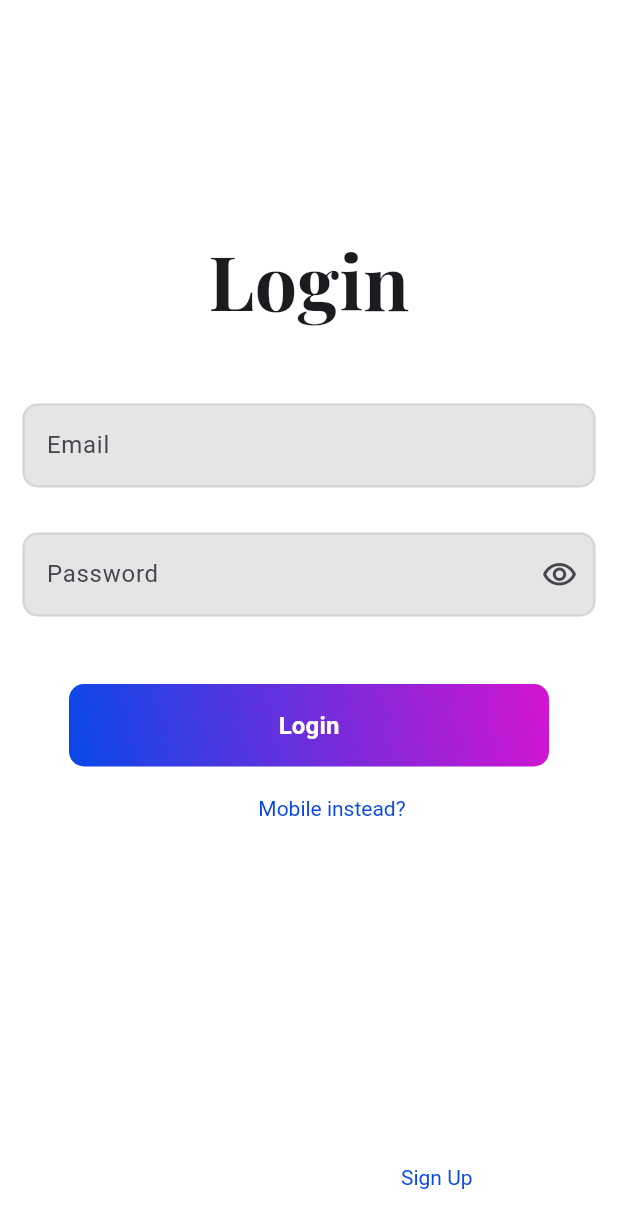
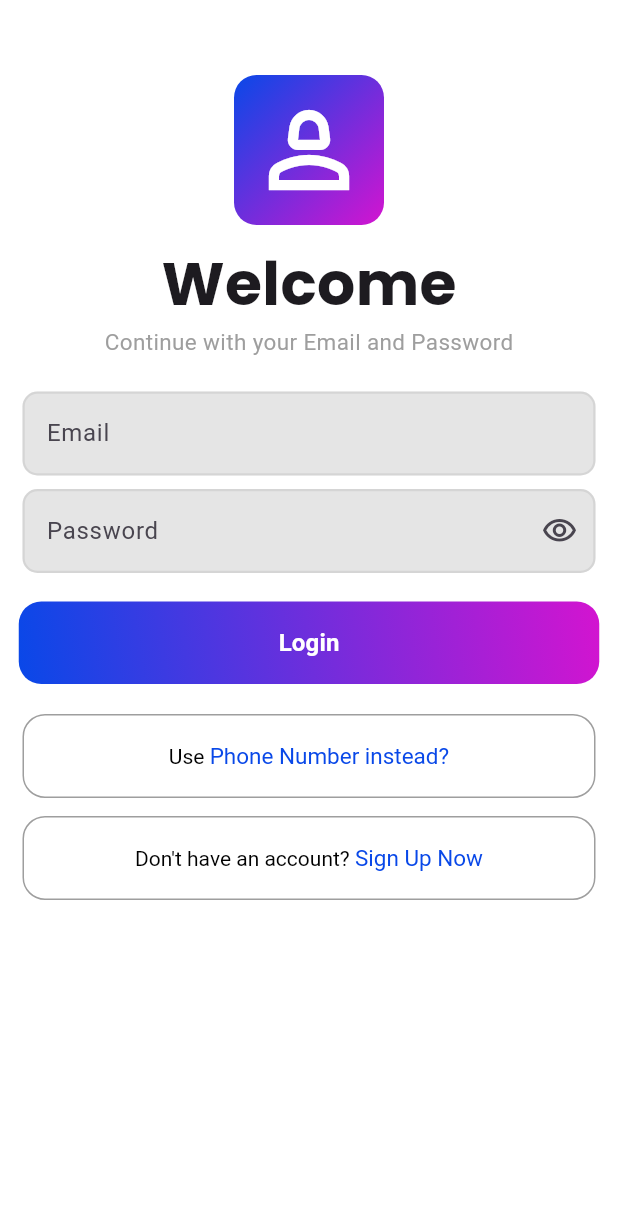
Before and after one commit to Shiva-Shankar-Dev/buy_app, a Flutter app: the screen it shows after launch, on a phone screen of 412 x 824 dp. Shown: the top 1228 px of the screen. Run offline on Flutter 3.47's test engine with Material 3 defaults, Android fonts, the light colour scheme and no system bars; drawn by our look-alikes of flutter_animate; our stand-ins replace animated_splash_screen, carousel_slider, cloud_firestore, file_picker, firebase_auth, firebase_core and 2 more; accounts and stored records are empty.

Commit message:
UI Changes and other minor corrections

```diff
--- a/lib/main.dart
+++ b/lib/main.dart
@@ -1,5 +1,6 @@
 import 'package:buy_app/animated_splash_screen_widget.dart';
 import 'package:buy_app/colorPallete/color_pallete.dart';
+import 'package:buy_app/index.dart';
 import 'package:buy_app/screens/address/account_page.dart';
 import 'package:buy_app/screens/address/add_new_address.dart';
 import 'package:buy_app/screens/add_page.dart';
@@ -61,7 +62,7 @@ class MyApp extends StatelessWidget {
         '/': (context) => AnimatedSplashScreenWidget(),
         '/login': (context) => LoginPage(),
         '/signup': (context) => SignUpPage(),
-        '/home': (context) => HomePage(),
+        '/home': (context) => Index(),
         '/mobile': (context) => MobileLoginPage(),
         '/cart': (context) => CartPage(),
         '/add': (context) => AddPage(),
--- a/lib/screens/auth/login_page.dart
+++ b/lib/screens/auth/login_page.dart
@@ -7,6 +7,8 @@ import 'package:flutter/material.dart';
 import 'package:flutter_animate/flutter_animate.dart';
 
 class LoginPage extends StatefulWidget {
+  const LoginPage({super.key});
+
   @override
   State<LoginPage> createState() => _LoginPage();
 }
@@ -16,7 +18,8 @@ class _LoginPage extends State<LoginPage> {
   final emailController = TextEditingController();
   final passwordController = TextEditingController();
   final AuthService _authService = AuthService();
-  void loginhandle() async {
+
+  void loginHandle() async {
     debugPrint("Password: ${passwordController.text}");
     String? result = await _authService.signInUser(
       email: emailController.text,
@@ -41,36 +44,61 @@ class _LoginPage extends State<LoginPage> {
   @override
   Widget build(BuildContext context) {
     return Scaffold(
+      appBar: AppBar(toolbarHeight: 0, backgroundColor: Colors.white,),
       body: SingleChildScrollView(
+        child: Padding(
+          padding: const EdgeInsets.only(left: 5.0, right: 5.0, top: 50.0, bottom: 10.0),
           child: Column(
-          mainAxisSize: MainAxisSize.min,
-          crossAxisAlignment: CrossAxisAlignment.start,
-          mainAxisAlignment: MainAxisAlignment.start,
-          spacing: 30,
             children: [
               Container(
-              margin: EdgeInsets.fromLTRB(0, 150, 0, 100),
-              child: Column(
+                decoration: BoxDecoration(
+                  gradient: LinearGradient(
+                      begin: Alignment.topLeft,
+                      end: Alignment.bottomRight,
+                      colors: [
+                        colorPallete.color1,
+                        colorPallete.color2,
+                      ]
+                  ),
+                  color: Colors.grey.shade200,
+                  borderRadius: BorderRadius.circular(15),
+                ),
+                child: Padding(
+                  padding: const EdgeInsets.all(10.0),
+                  child: Icon(Icons.person_2_outlined, size: 80, color: Colors.white,),
+                ),
+              ),
+              SizedBox(height: 10,),
+              Column(
                 children: [
-                  Text('Login',
-                        style: TextStyle(
-                          fontSize: 50,
+                  Text('Welcome', style: TextStyle(
+                      fontSize: 40,
                       fontWeight: FontWeight.bold,
-                          fontFamily: 'PlayfairDisplay',
+                      fontFamily: "Poppins"
                     ),
-                        textAlign: TextAlign.left,
-                      )
-                      .animate()
-                      .slideY(
+                  ).animate().slideY(
                     begin: 0.5,
                     duration: Duration(milliseconds: 500),
-                      )
-                      .then()
-                      .fadeIn(duration: Duration(milliseconds: 1500)),
-                  SizedBox(height: 32),
+                  ).then().fadeIn(
+                     duration: Duration(milliseconds: 1500)
+                  ),
+                  Text('Continue with your Email and Password', style: TextStyle(
+                      fontSize: 15,
+                      color: Colors.grey
+                  ),
+                  ).animate().slideY(
+                    begin: 0.5,
+                    duration: Duration(milliseconds: 500),
+                  ).then().fadeIn(
+                      duration: Duration(milliseconds: 1500)
+                  ),
+                ],
+              ),
+              SizedBox(height: 20.0,),
               Form(
                 key: _formKey,
                 child: Column(
+                  spacing: 3,
                   children: [
                     AuthTextField(
                       hintText: 'Email',
@@ -80,74 +108,74 @@ class _LoginPage extends State<LoginPage> {
                       passwordController: passwordController,
                     ),
                     SizedBox(height: 10),
-                            /*Row(
-                          children: [
-                            Checkbox(value: true, onChanged: (value) {}),
-                            Text('Remeber Me'),
-                          ],
-                        ),*/
-                            SizedBox(height: 20),
                     AuthButton(
                       hintText: 'Login',
                       onPressed: () {
                         FadeEffect(
                           duration: Duration(milliseconds: 500),
                         );
-                                loginhandle();
+                        loginHandle();
                       },
                     ),
                   ],
                 ),
-                      )
-                      .animate()
-                      .fadeIn(duration: Duration(milliseconds: 1000))
-                      .then(),
-                  SizedBox(height: 10),
-                  SizedBox(height: 10),
-                  RichText(
+              ).animate().fadeIn(
+                  duration: Duration(milliseconds: 1000)
+              ).then(),
+              SizedBox(height: 20,),
+              Container(
+                width: MediaQuery.of(context).size.width - 30,
+                height: 56,
+                decoration: BoxDecoration(
+                  border: Border.all(color: Colors.grey),
+                  borderRadius: BorderRadius.circular(15)
+                ),
+                child: Center(
+                  child: RichText(
                     text: TextSpan(
                       text: 'Use ',
+                      style: TextStyle(color: Colors.black),
                       children: [
                         TextSpan(
-                          text: 'Mobile instead?',
-                          style: TextStyle(color: colorPallete.color1),
-                          recognizer: TapGestureRecognizer()
-                            ..onTap = () {
+                          text: 'Phone Number instead?',
+                          style: TextStyle(color: colorPallete.color1, fontSize: 15),
+                          recognizer: TapGestureRecognizer()..onTap = () {
                               Navigator.pushNamed(context, '/mobile');
                             },
                         ),
                       ],
                     ),
                   ),
-                  SizedBox(height: 0),
-                ],
                 ),
               ),
-
+              SizedBox(height: 12,),
               Container(
-              margin: EdgeInsets.only(top: 100),
-              child: Row(
-                mainAxisAlignment: MainAxisAlignment.center,
-                children: [
-                  RichText(
+                width: MediaQuery.of(context).size.width - 30,
+                height: 56,
+                decoration: BoxDecoration(
+                    border: Border.all(color: Colors.grey),
+                    borderRadius: BorderRadius.circular(15)
+                ),
+                child: Center(
+                  child: RichText(
                     text: TextSpan(
                       text: 'Don\'t have an account? ',
+                      style: TextStyle(color: Colors.black),
                       children: [
                         TextSpan(
-                          text: 'Sign Up',
-                          style: TextStyle(color: colorPallete.color1),
-                          recognizer: TapGestureRecognizer()
-                            ..onTap = () {
+                          text: 'Sign Up Now',
+                          style: TextStyle(color: colorPallete.color1, fontSize: 15),
+                          recognizer: TapGestureRecognizer()..onTap = () {
                             Navigator.pushNamed(context, '/signup');
                           },
                         ),
                       ],
                     ),
                   ),
-                ],
                 ),
               ),
             ],
+          ),
         ),
       ),
       // This trailing comma makes auto-formatting nicer for build methods.
--- a/lib/widgets/auth_button.dart
+++ b/lib/widgets/auth_button.dart
@@ -16,12 +16,12 @@ class AuthButton extends StatelessWidget {
           begin: Alignment.bottomLeft,
           end: Alignment.topRight,
         ),
-        borderRadius: BorderRadius.circular(10),
+        borderRadius: BorderRadius.circular(15),
       ),
       child: ElevatedButton(
         onPressed: onPressed,
         style: ElevatedButton.styleFrom(
-          fixedSize: const Size(320, 55),
+          fixedSize: Size(MediaQuery.of(context).size.width - 25, 55),
           shadowColor: colorPallete.color4,
           backgroundColor: colorPallete.color4,
         ),
--- a/lib/widgets/auth_text_field.dart
+++ b/lib/widgets/auth_text_field.dart
@@ -16,7 +16,7 @@ class AuthTextField extends StatelessWidget {
   Widget build(BuildContext context) {
     return SingleChildScrollView(
       child: Padding(
-        padding: const EdgeInsets.all(15.0),
+        padding: const EdgeInsets.symmetric(vertical: 3.0, horizontal: 10.0),
         child: TextFormField(
           decoration: InputDecoration(
             hintText: hintText,
@@ -61,7 +61,7 @@ class _AuthPasswordState extends State<AuthPassword> {
   Widget build(BuildContext context) {
     return SingleChildScrollView(
       child: Padding(
-        padding: const EdgeInsets.all(15.0),
+        padding: const EdgeInsets.symmetric(vertical: 3.0, horizontal: 10.0),
         child: TextFormField(
           obscureText: isPasswordVisible,
           decoration: InputDecoration(
--- a/pubspec.yaml
+++ b/pubspec.yaml
@@ -95,9 +95,9 @@ flutter:
   # list giving the asset and other descriptors for the font. For
   # example:
   fonts:
-  #  - family: Schyler
-  #     fonts:
-  #       - asset: fonts/Schyler-Regular.ttf
+   - family: Poppins
+     fonts:
+        - asset: fonts/Poppins-Bold.ttf
   #       - asset: fonts/Schyler-Italic.ttf
   #         style: italic
   #   - family: Trajan Pro
```
Also changed, not shown: lib/index.dart (+56 -0 lines), lib/screens/auth/mobile_login_page.dart (+62 -30 lines), lib/screens/auth/signup_page.dart (+73 -38 lines), lib/screens/home_page.dart (+118 -80 lines), assets/banner.jpg (added), fonts/Poppins-Bold.ttf (added). Lines whose indentation alone changed are shown as unchanged.
